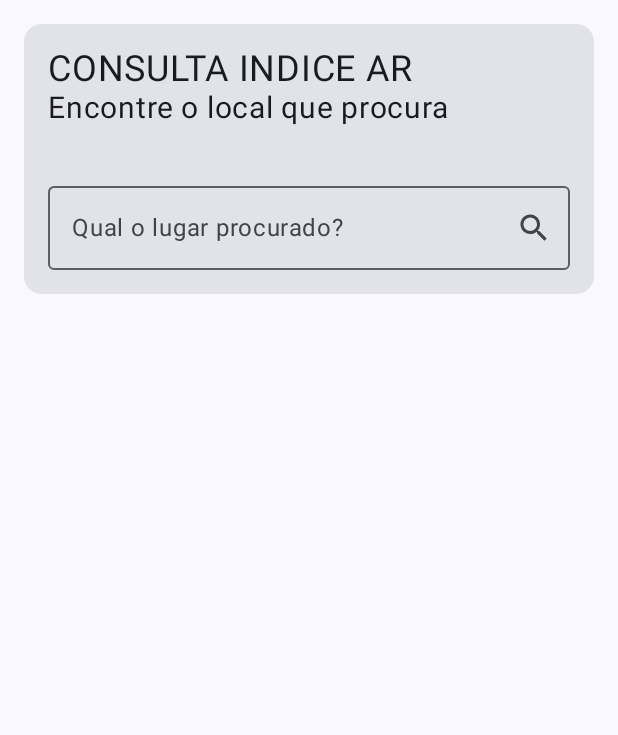
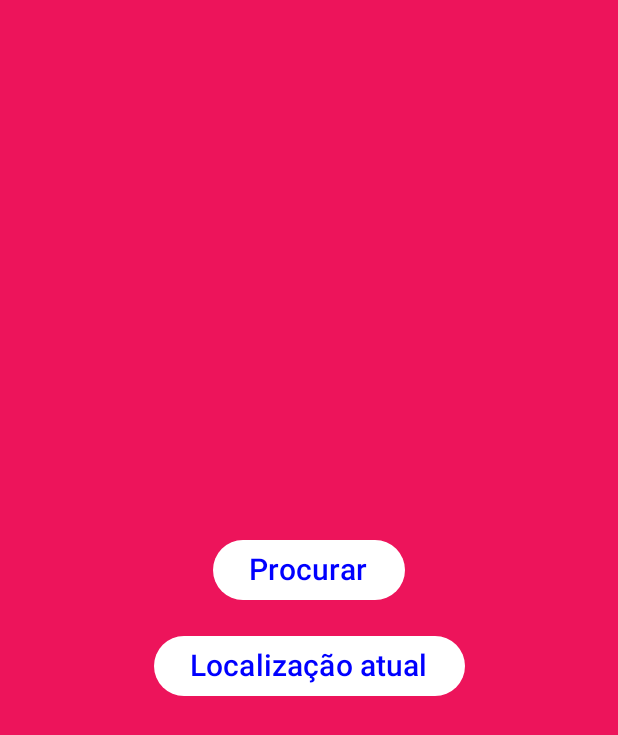
Before and after one commit to Odamiani/AirQualityFiap, an Android app built with Jetpack Compose: the screen it shows after launch (MainActivity), on a phone screen of 412 x 824 dp. Shown: the top 735 px of the screen. Run offline under Robolectric (Android 15) with nearby library versions, the phone set to English and light mode, and no system bars.

Commit message:
Tela inicial + tela de busca Local

```diff
--- a/app/build.gradle.kts
+++ b/app/build.gradle.kts
@@ -71,4 +71,5 @@ dependencies {
     implementation("com.squareup.retrofit2:retrofit:2.9.0")
     implementation("com.squareup.retrofit2:converter-gson:2.9.0")
     implementation("com.google.code.gson:gson:2.10.1")
+    implementation("androidx.navigation:navigation-compose:2.7.7")
 }
--- a/app/src/main/java/br/com/fiap/startupQair/MainActivity.kt
+++ b/app/src/main/java/br/com/fiap/startupQair/MainActivity.kt
@@ -1,43 +1,19 @@
 package br.com.fiap.startupQair
 
 import android.os.Bundle
-import android.util.Log
 import androidx.activity.ComponentActivity
 import androidx.activity.compose.setContent
-import androidx.compose.foundation.layout.Column
-import androidx.compose.foundation.layout.Spacer
 import androidx.compose.foundation.layout.fillMaxSize
-import androidx.compose.foundation.layout.fillMaxWidth
-import androidx.compose.foundation.layout.height
-import androidx.compose.foundation.layout.padding
-import androidx.compose.foundation.lazy.LazyColumn
-import androidx.compose.foundation.lazy.items
-import androidx.compose.foundation.text.KeyboardOptions
-import androidx.compose.material.icons.Icons
-import androidx.compose.material.icons.filled.Search
-import androidx.compose.material3.Card
-import androidx.compose.material3.Icon
-import androidx.compose.material3.IconButton
 import androidx.compose.material3.MaterialTheme
-import androidx.compose.material3.OutlinedTextField
 import androidx.compose.material3.Surface
-import androidx.compose.material3.Text
-import androidx.compose.runtime.Composable
-import androidx.compose.runtime.getValue
-import androidx.compose.runtime.mutableStateOf
-import androidx.compose.runtime.remember
-import androidx.compose.runtime.setValue
 import androidx.compose.ui.Modifier
-import androidx.compose.ui.text.input.KeyboardType
-import androidx.compose.ui.unit.dp
-import androidx.compose.ui.unit.sp
-import br.com.fiap.startupQair.model.ApiResponse
-import br.com.fiap.startupQair.model.IndiceAr
-import br.com.fiap.startupQair.service.RetrofitFactoryIndiceAr
+import androidx.navigation.compose.NavHost
+import androidx.navigation.compose.composable
+import androidx.navigation.compose.rememberNavController
+import br.com.fiap.startupQair.screens.AirScreen
+import br.com.fiap.startupQair.screens.FirstScreen
+import br.com.fiap.startupQair.screens.LocalScreen
 import br.com.fiap.startupQair.ui.theme.AirQualityTheme
-import retrofit2.Call
-import retrofit2.Callback
-import retrofit2.Response
 
 class MainActivity : ComponentActivity() {
     override fun onCreate(savedInstanceState: Bundle?) {
@@ -48,95 +24,17 @@ class MainActivity : ComponentActivity() {
                     modifier = Modifier.fillMaxSize(),
                     color = MaterialTheme.colorScheme.background
                 ) {
-                    AirScreen()
+                    val navController = rememberNavController()
+                    NavHost(
+                        navController = navController,
+                        startDestination = "first"
+                    ){
+                        composable(route = "first"){ FirstScreen(navController) }
+                        composable(route = "air"){ AirScreen() }
+                        composable(route = "local"){ LocalScreen() }
+                    }
                 }
             }
         }
     }
 }
-
-@Composable
-fun AirScreen() {
-
-    var wordState by remember { mutableStateOf("") }
-    var listaIndiceArState by remember { mutableStateOf<ApiResponse?>(null) }
-
-    Column(
-        modifier = Modifier
-            .fillMaxWidth()
-            .padding(16.dp)
-    ) {
-        Card(modifier = Modifier.fillMaxWidth()) {
-            Column(
-                modifier = Modifier
-                    .fillMaxWidth()
-                    .padding(16.dp)
-            ) {
-                Text(text = "CONSULTA INDICE AR", fontSize = 24.sp)
-                Text(
-                    text = "Encontre o local que procura",
-                    fontSize = 20.sp
-                )
-                Spacer(modifier = Modifier.height(32.dp))
-                OutlinedTextField(
-                    value = wordState,
-                    onValueChange = {
-                        wordState = it
-                    },
-                    modifier = Modifier.fillMaxWidth(),
-                    label = {
-                        Text(text = "Qual o lugar procurado?")
-                    },
-                    trailingIcon = {
-                        IconButton(onClick = {
-                            val token = "715edb9e453f76499eb715194bc3f14fe36760e9"
-                            val call = RetrofitFactoryIndiceAr().getIndiceArService().geIndiceArByWord(token, wordState)
-                            call.enqueue(object : Callback<ApiResponse> {
-                                override fun onResponse(
-                                    call: Call<ApiResponse>,
-                                    response: Response<ApiResponse>
-                                ) {
-                                    listaIndiceArState = response.body()
-                                }
-
-                                override fun onFailure(call: Call<ApiResponse>, t: Throwable) {
-                                    Log.i("FIAP", "onResponse: ${t.message}", t)
-                                }
-                            })
-                        }) {
-                            Icon(
-                                imageVector = Icons.Default.Search,
-                                contentDescription = ""
-                            )
-                        }
-                    },
-                    keyboardOptions = KeyboardOptions(
-                        keyboardType = KeyboardType.Text
-                    )
-                )
-            }
-        }
-        Spacer(modifier = Modifier.height(8.dp))
-        LazyColumn() {
-            items(listaIndiceArState?.data ?: emptyList()) { indice ->
-                CardIndiceAr(indice)
-            }
-        }
-    }
-}
-
-@Composable
-fun CardIndiceAr(indice: IndiceAr) {
-    Card(modifier = Modifier
-        .fillMaxWidth()
-        .padding(bottom = 4.dp)) {
-        Column(modifier = Modifier
-            .fillMaxWidth()
-            .padding(8.dp)
-        ) {
-            Text(text = "AQI: ${indice.aqi}")
-            Text(text = "Time: ${indice.time.stime}")
-            Text(text = "Station: ${indice.station.name}")
-        }
-    }
-}
--- /dev/null
+++ b/app/src/main/java/br/com/fiap/startupQair/screens/FirstScreen.kt
@@ -0,0 +1,45 @@
+package br.com.fiap.startupQair.screens
+
+import androidx.compose.foundation.background
+import androidx.compose.foundation.layout.Arrangement
+import androidx.compose.foundation.layout.Box
+import androidx.compose.foundation.layout.Column
+import androidx.compose.foundation.layout.fillMaxSize
+import androidx.compose.foundation.layout.padding
+import androidx.compose.material3.Button
+import androidx.compose.material3.ButtonDefaults
+import androidx.compose.material3.Text
+import androidx.compose.runtime.Composable
+import androidx.compose.ui.Alignment
+import androidx.compose.ui.Modifier
+import androidx.compose.ui.graphics.Color
+import androidx.compose.ui.text.font.FontWeight
+import androidx.compose.ui.unit.dp
+import androidx.compose.ui.unit.sp
+import androidx.navigation.NavController
+
+@Composable
+fun FirstScreen(navController: NavController) {
+    Column(modifier = Modifier
+            .fillMaxSize()
+            .background(Color(0xFFED145B))
+            .padding(40.dp),
+        verticalArrangement = Arrangement.Center,
+        horizontalAlignment = Alignment.CenterHorizontally
+    ){
+        Button(
+            onClick = { navController.navigate("air") },
+            colors = ButtonDefaults.buttonColors(Color.White),
+            modifier = Modifier.padding(8.dp)
+        ) {
+            Text(text = "Procurar", fontSize = 20.sp, color = Color.Blue)
+        }
+        Button(
+            onClick = { navController.navigate("local") },
+            colors = ButtonDefaults.buttonColors(Color.White),
+            modifier = Modifier.padding(8.dp)
+        ) {
+            Text(text = "Localização atual", fontSize = 20.sp, color = Color.Blue)
+        }
+    }
+}
--- a/app/src/main/java/br/com/fiap/startupQair/service/IndiceArService.kt
+++ b/app/src/main/java/br/com/fiap/startupQair/service/IndiceArService.kt
@@ -1,6 +1,7 @@
 package br.com.fiap.startupQair.service;
 
 import br.com.fiap.startupQair.model.ApiResponse
+import br.com.fiap.startupQair.model.ApiResponseByLocal
 import br.com.fiap.startupQair.model.IndiceAr;
 import retrofit2.Call;
 import retrofit2.http.GET;
@@ -9,8 +10,8 @@ import retrofit2.http.Query
 
 interface IndiceArService {
 
-    //@GET("feed/here/?token=715edb9e453f76499eb715194bc3f14fe36760e9")
-    //fun getIndiceArByLocal(): Call<ApiResponse>
+    @GET("feed/here/?token=715edb9e453f76499eb715194bc3f14fe36760e9")
+    fun getIndiceArByLocal(): Call<ApiResponseByLocal>
 
     @GET("search/")
     fun geIndiceArByWord(
```
Also changed, not shown: app/src/main/java/br/com/fiap/startupQair/model/IndiceAr.kt (+11 -1 lines), app/src/main/java/br/com/fiap/startupQair/screens/AirScreen.kt (added, +135 -0 lines), app/src/main/java/br/com/fiap/startupQair/screens/LocalScreen.kt (added, +69 -0 lines).
